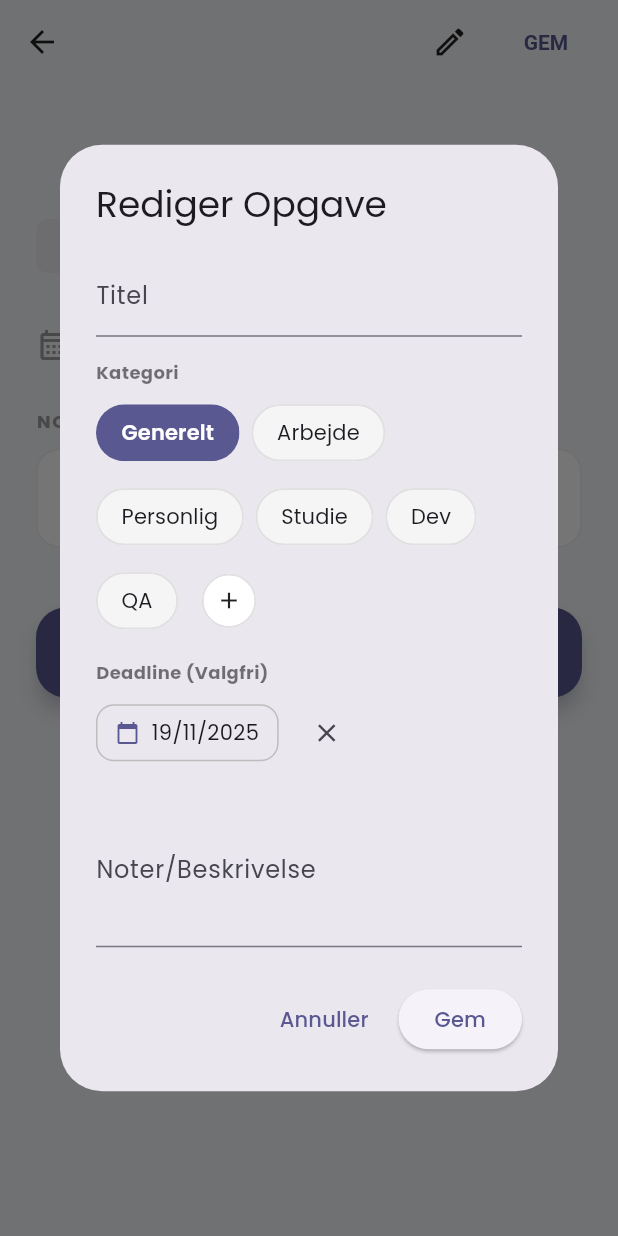
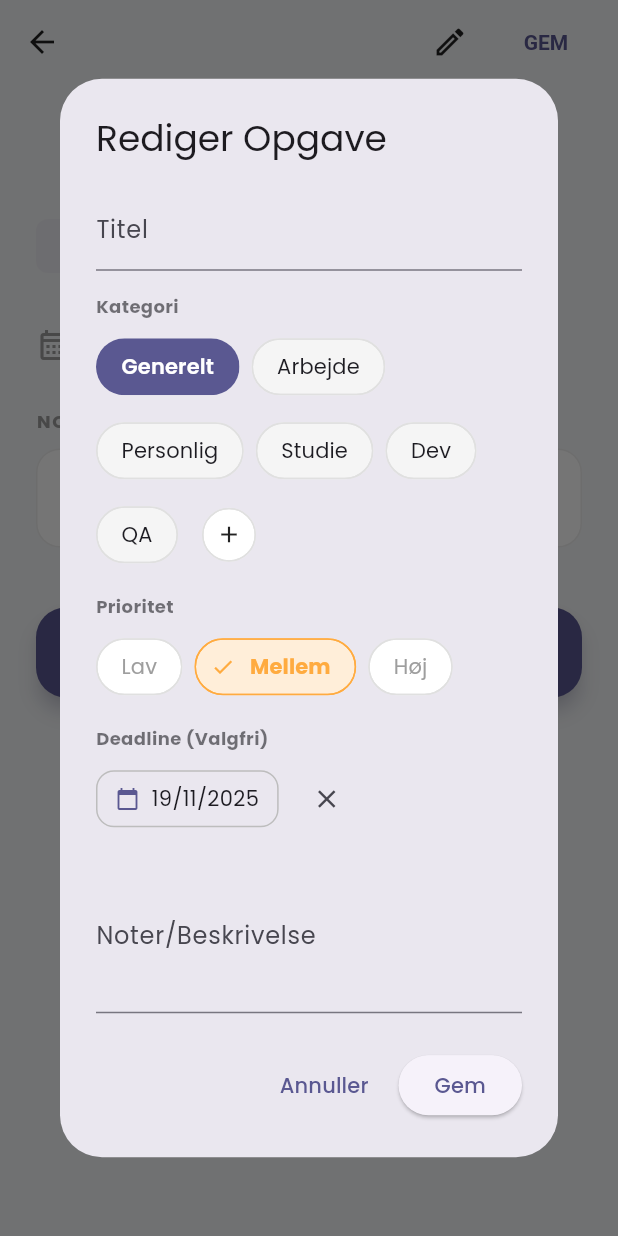
Before and after one commit to Zpolonius/gendo, a Flutter app: the TaskDetailScreen screen opened directly with empty values, after a tap on the "edit" icon, on a phone screen of 412 x 824 dp. Run offline on Flutter 3.47's test engine with Material 3 defaults, Android fonts, the light colour scheme and no system bars; our stand-ins replace google_fonts.

Commit message:
added priority

```diff
--- a/lib/main.dart
+++ b/lib/main.dart
@@ -152,9 +152,7 @@ class _MainScreenState extends State<MainScreen> {
   }
 }
 
-// ... (Resten af koden er uændret: _CategorySelector, _DateSelector, PomodoroScreen, _TimeChip, GenUiCenterScreen, TodoListScreen, _TaskCard) ...
-// Jeg inkluderer de nødvendige widgets herunder for at filen er komplet og kører korrekt.
-
+// --- WIDGET: KATEGORI SELECTOR ---
 class _CategorySelector extends StatefulWidget {
   final String initialCategory;
   final Function(String) onChanged;
@@ -271,6 +269,90 @@ class _CategorySelectorState extends State<_CategorySelector> {
   }
 }
 
+// --- NY WIDGET: PRIORITET SELECTOR ---
+class _PrioritySelector extends StatefulWidget {
+  final TaskPriority initialPriority;
+  final Function(TaskPriority) onChanged;
+
+  const _PrioritySelector({required this.initialPriority, required this.onChanged});
+
+  @override
+  State<_PrioritySelector> createState() => _PrioritySelectorState();
+}
+
+class _PrioritySelectorState extends State<_PrioritySelector> {
+  late TaskPriority _selectedPriority;
+
+  @override
+  void initState() {
+    super.initState();
+    _selectedPriority = widget.initialPriority;
+  }
+
+  Color _getColor(TaskPriority p) {
+    switch(p) {
+      case TaskPriority.high: return Colors.redAccent;
+      case TaskPriority.medium: return Colors.orangeAccent;
+      case TaskPriority.low: return Colors.greenAccent;
+    }
+  }
+
+  String _getLabel(TaskPriority p) {
+     switch(p) {
+      case TaskPriority.high: return "Høj";
+      case TaskPriority.medium: return "Mellem";
+      case TaskPriority.low: return "Lav";
+    }
+  }
+
+  @override
+  Widget build(BuildContext context) {
+    return Column(
+      crossAxisAlignment: CrossAxisAlignment.start,
+      children: [
+        Text(
+          "Prioritet",
+          style: TextStyle(
+            fontSize: 12,
+            fontWeight: FontWeight.bold,
+            color: Theme.of(context).colorScheme.onSurface.withOpacity(0.6)
+          )
+        ),
+        const SizedBox(height: 8),
+        Row(
+          children: TaskPriority.values.map((priority) {
+            final isSelected = _selectedPriority == priority;
+            final color = _getColor(priority);
+            return Padding(
+              padding: const EdgeInsets.only(right: 8.0),
+              child: ChoiceChip(
+                label: Text(_getLabel(priority)),
+                selected: isSelected,
+                onSelected: (selected) {
+                  if (selected) {
+                    setState(() => _selectedPriority = priority);
+                    widget.onChanged(priority);
+                  }
+                },
+                selectedColor: color.withOpacity(0.2),
+                labelStyle: TextStyle(
+                  color: isSelected ? color : Colors.grey,
+                  fontWeight: isSelected ? FontWeight.bold : FontWeight.normal
+                ),
+                side: BorderSide(color: isSelected ? color : Colors.grey.shade300),
+                backgroundColor: Colors.transparent,
+                showCheckmark: false,
+                avatar: isSelected ? Icon(Icons.check, size: 16, color: color) : null,
+                shape: RoundedRectangleBorder(borderRadius: BorderRadius.circular(20)),
+              ),
+            );
+          }).toList(),
+        ),
+      ],
+    );
+  }
+}
+
 class _DateSelector extends StatelessWidget {
   final DateTime? selectedDate;
   final Function(DateTime?) onDateChanged;
@@ -348,6 +430,7 @@ class _DateSelector extends StatelessWidget {
   }
 }
 
+// --- POMODORO SCREEN ---
 class PomodoroScreen extends StatefulWidget {
   const PomodoroScreen({super.key});
   @override
@@ -769,10 +852,11 @@ class TodoListScreen extends StatelessWidget {
     final descController = TextEditingController();
     String selectedCategory = 'Generelt';
     DateTime? selectedDate;
+    TaskPriority selectedPriority = TaskPriority.medium;
 
     showDialog(
       context: context,
-      builder: (ctx) => StatefulBuilder( // BRUGES TIL AT OPDATERE UI I DIALOGEN (DATO)
+      builder: (ctx) => StatefulBuilder(
         builder: (context, setState) {
           return AlertDialog(
             title: const Text("Ny Opgave"),
@@ -791,6 +875,11 @@ class TodoListScreen extends StatelessWidget {
                   _CategorySelector(
                     initialCategory: selectedCategory,
                     onChanged: (val) => selectedCategory = val,
+                  ),
+                  const SizedBox(height: 15),
+                  _PrioritySelector(
+                    initialPriority: selectedPriority,
+                    onChanged: (val) => setState(() => selectedPriority = val),
                   ),
                   const SizedBox(height: 15),
                   _DateSelector(
@@ -815,6 +904,7 @@ class TodoListScreen extends StatelessWidget {
                     category: selectedCategory,
                     description: descController.text,
                     dueDate: selectedDate,
+                    priority: selectedPriority,
                   );
                   Navigator.pop(context);
                 }
@@ -948,11 +1038,12 @@ class _TaskDetailScreenState extends State<TaskDetailScreen> {
     final titleController = TextEditingController(text: currentTask.title);
     final descController = TextEditingController(text: currentTask.description);
     String selectedCategory = currentTask.category;
-    DateTime? selectedDate = currentTask.dueDate; // Start med nuværende deadline
+    DateTime? selectedDate = currentTask.dueDate;
+    TaskPriority selectedPriority = currentTask.priority;
 
     showDialog(
       context: context,
-      builder: (ctx) => StatefulBuilder( // NØDVENDIG FOR AT OPDATERE DATO I EDIT
+      builder: (ctx) => StatefulBuilder(
         builder: (context, setState) {
           return AlertDialog(
             title: const Text("Rediger Opgave"),
@@ -969,6 +1060,11 @@ class _TaskDetailScreenState extends State<TaskDetailScreen> {
                   _CategorySelector(
                     initialCategory: selectedCategory,
                     onChanged: (val) => selectedCategory = val,
+                  ),
+                  const SizedBox(height: 15),
+                  _PrioritySelector(
+                    initialPriority: selectedPriority,
+                    onChanged: (val) => setState(() => selectedPriority = val),
                   ),
                   const SizedBox(height: 15),
                   _DateSelector(
@@ -993,7 +1089,8 @@ class _TaskDetailScreenState extends State<TaskDetailScreen> {
                       title: titleController.text,
                       category: selectedCategory,
                       description: descController.text,
-                      dueDate: selectedDate, // Gem ændret dato
+                      dueDate: selectedDate,
+                      priority: selectedPriority,
                     );
                     vm.updateTaskDetails(updatedTask);
                     Navigator.pop(ctx);
@@ -1028,7 +1125,6 @@ class _TaskDetailScreenState extends State<TaskDetailScreen> {
     return Scaffold(
       backgroundColor: theme.scaffoldBackgroundColor,
       appBar: AppBar(
-        // Ændret fra 'close' til 'arrow_back' for at give bedre navigationsfølelse
         leading: IconButton(icon: const Icon(Icons.arrow_back), onPressed: () => Navigator.pop(context)),
         actions: [
           IconButton(
@@ -1036,7 +1132,6 @@ class _TaskDetailScreenState extends State<TaskDetailScreen> {
             onPressed: () => _showEditDialog(context, vm, task)
           ),
           const SizedBox(width: 8),
-          // TILFØJET GEM KNAP
           Padding(
             padding: const EdgeInsets.only(right: 16.0),
             child: TextButton(
```
